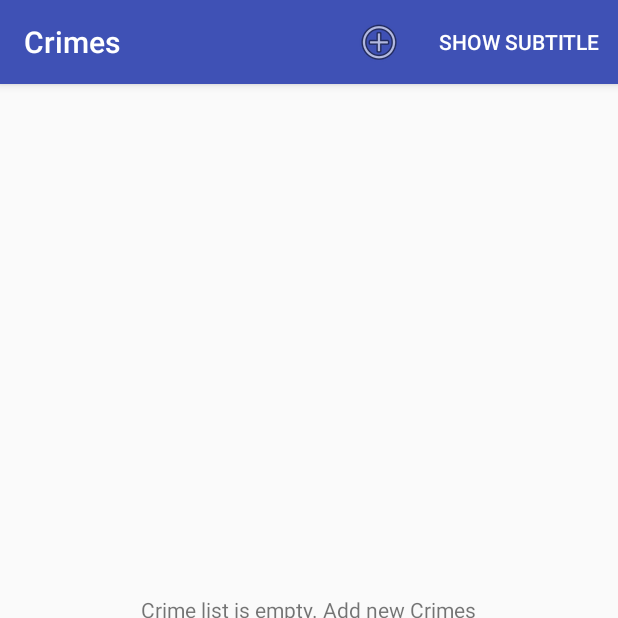
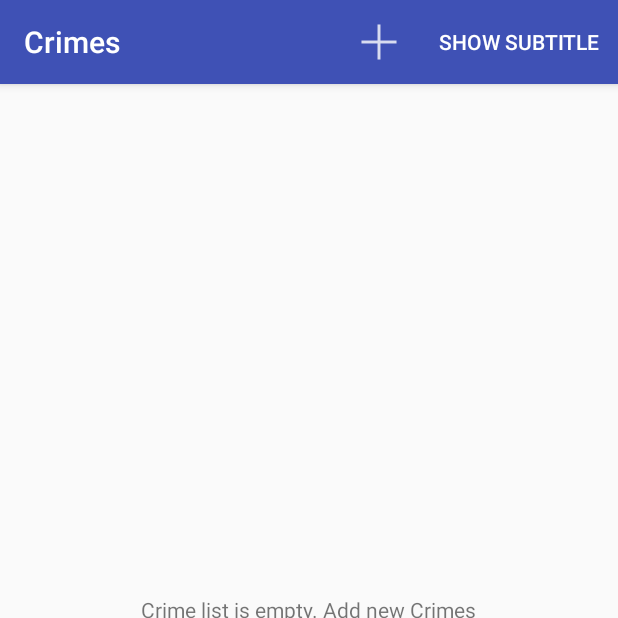
Before and after one commit to abbath0767/CriminalIntent, an Android app: the screen it shows after launch (CrimeListActivity), on a phone screen of 412 x 824 dp, the top half of it. Run offline under Robolectric (Android 15) with nearby library versions, the light colour scheme and no system bars.

Commit message:
add local MaterialDesig icon with help ImageAsset, fix CrimeListFragment subtitle

```diff
--- a/app/src/main/java/com/rmr/ngusarov/criminalintent/CrimeFragment.java
+++ b/app/src/main/java/com/rmr/ngusarov/criminalintent/CrimeFragment.java
@@ -139,6 +139,9 @@ public class CrimeFragment extends Fragment {
         switch(item.getItemId()) {
             case android.R.id.home:
                 if (NavUtils.getParentActivityName(getActivity()) != null)
+                    //set default title
+                    if (mCrime.getTitle() == null || mCrime.getTitle().equals(""))
+                        mCrime.setTitle("Crime id=" + mCrime.getId().toString().substring(0, 10));
                     NavUtils.navigateUpFromSameTask(getActivity());
                 return true;
             case R.id.menu_item_delete_crime_in_crime:
--- a/app/src/main/java/com/rmr/ngusarov/criminalintent/CrimeListFragment.java
+++ b/app/src/main/java/com/rmr/ngusarov/criminalintent/CrimeListFragment.java
@@ -159,7 +159,7 @@ public class CrimeListFragment extends ListFragment {
                 return true;
             case R.id.menu_item_show_subtitle:
                 if (((AppCompatActivity) getActivity()).getSupportActionBar().getSubtitle() == null) {
-                    ((AppCompatActivity) getActivity()).getSupportActionBar().setSubtitle(R.string.subtitle);
+                    ((AppCompatActivity) getActivity()).getSupportActionBar().setSubtitle("Crime count = " + mCrimes.size());
                     item.setTitle(R.string.hide_subtitle);
                     mSubtitleVisible = true;
                 } else {
--- a/app/src/main/res/menu-v11/fragment_crime_list.xml
+++ b/app/src/main/res/menu-v11/fragment_crime_list.xml
@@ -5,7 +5,7 @@
 
     <item
         android:id="@+id/menu_item_new_crime"
-        android:icon="@android:drawable/ic_menu_add"
+        android:icon="@drawable/ic_add_crime"
         app:showAsAction="ifRoom|withText"
         android:title="@string/new_crime"/>
     <item android:id="@+id/menu_item_show_subtitle"
--- a/app/src/main/res/menu/fragment_crime_list.xml
+++ b/app/src/main/res/menu/fragment_crime_list.xml
@@ -5,7 +5,7 @@
 
     <item
         android:id="@+id/menu_item_new_crime"
-        android:icon="@android:drawable/ic_menu_add"
+        android:icon="@drawable/ic_add_crime"
         app:showAsAction="ifRoom|withText"
         android:title="@string/new_crime"/>
 </menu>
```
Also changed, not shown: app/src/main/res/drawable-hdpi/ic_add_crime.png (added), app/src/main/res/drawable-mdpi/ic_add_crime.png (added), app/src/main/res/drawable-xhdpi/ic_add_crime.png (added), app/src/main/res/drawable-xxhdpi/ic_add_crime.png (added).
